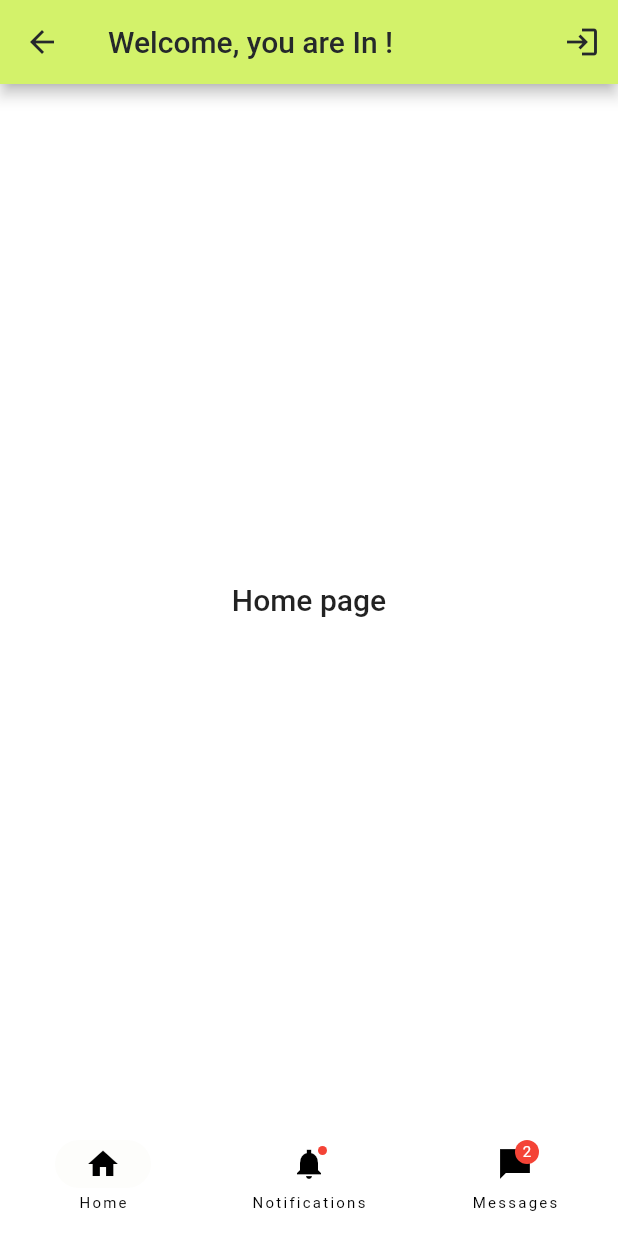
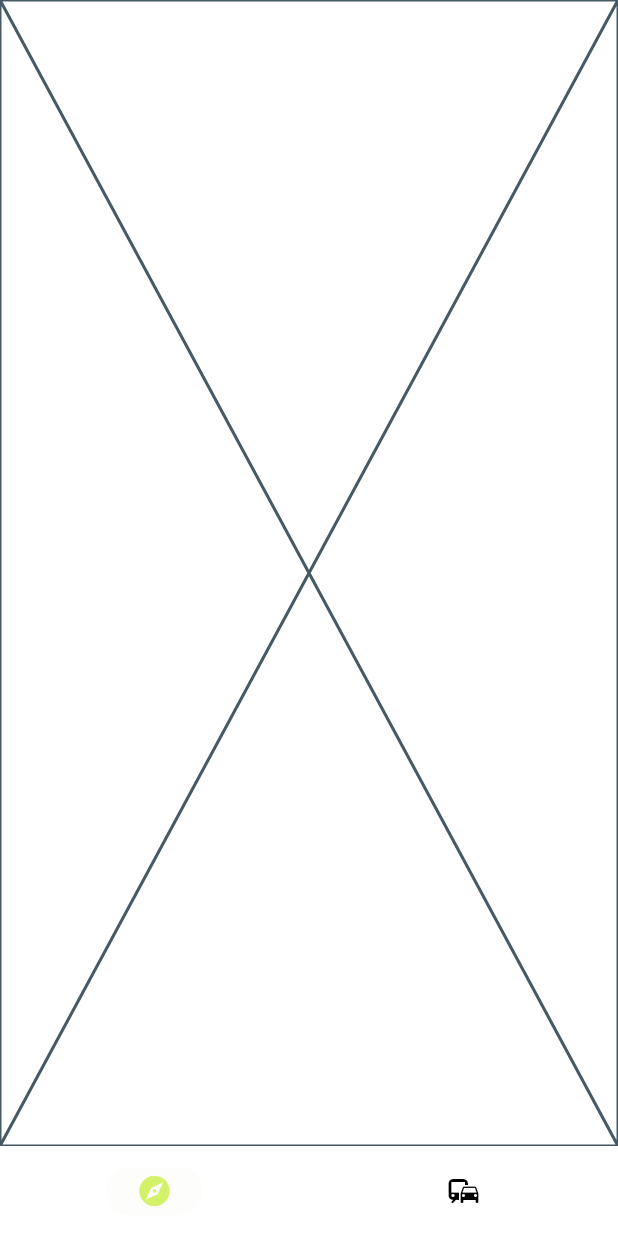
Before and after one commit to SEI4X/lingua_hub, a Flutter app: the MainScreen screen opened directly, on a phone screen of 412 x 824 dp. Run offline on Flutter 3.47's test engine with Material 3 defaults, Android fonts, the light colour scheme and no system bars; our stand-ins replace bloc, cloud_firestore, equatable, firebase_auth, firebase_core, flutter_bloc and 1 more; accounts and stored records are empty; generated files the repository leaves out were written again; statements that could not run were skipped.

Commit message:
Created TabBar

```diff
--- a/lib/screens/main/main_screen.dart
+++ b/lib/screens/main/main_screen.dart
@@ -16,118 +16,58 @@ class _MainScreenState extends State<MainScreen> {
   Widget build(BuildContext context) {
     return Scaffold(
       backgroundColor: Theme.of(context).colorScheme.background,
-      appBar: AppBar(
-        title: const Text('Welcome, you are In !'),
-        actions: [
-          IconButton(
-            onPressed: () {
-              context.read<SignInBloc>().add(const SignOutRequired());
-            },
-            icon: const Icon(Icons.login),
+      // appBar: AppBar(
+      //   title: const Text('Welcome, you are In !'),
+      //   actions: [
+      //     IconButton(
+      //       onPressed: () {
+      //         context.read<SignInBloc>().add(const SignOutRequired());
+      //       },
+      //       icon: const Icon(Icons.login),
+      //     ),
+      //   ],
+      // ),
+      body: [
+        /// Notes page
+        const Placeholder(),
+
+        /// User page
+        Container(
+          color: Colors.red,
+          child: const Placeholder(
+            color: Colors.red,
           ),
-        ],
-      ),
+        ),
+      ][currentPageIndex],
+
+      /// Bottom navigation bar
       bottomNavigationBar: NavigationBar(
+        height: 60,
+        elevation: 3,
+        shadowColor: Theme.of(context).colorScheme.background,
         backgroundColor: Theme.of(context).colorScheme.background,
+        labelBehavior: NavigationDestinationLabelBehavior.alwaysHide,
         onDestinationSelected: (int index) {
           setState(() {
             currentPageIndex = index;
           });
         },
         selectedIndex: currentPageIndex,
-        destinations: const <Widget>[
+        destinations: [
           NavigationDestination(
-            selectedIcon: Icon(Icons.home),
-            icon: Icon(Icons.home_outlined),
-            label: 'Home',
+            selectedIcon: Icon(
+              Icons.explore,
+              color: Theme.of(context).colorScheme.primary,
+            ),
+            icon: const Icon(Icons.explore),
+            label: 'Explore',
           ),
-          NavigationDestination(
-            icon: Badge(child: Icon(Icons.notifications_sharp)),
-            label: 'Notifications',
-          ),
-          NavigationDestination(
-            icon: Badge(
-              label: Text('2'),
-              child: Icon(Icons.messenger_sharp),
-            ),
-            label: 'Messages',
+          const NavigationDestination(
+            icon: Icon(Icons.commute),
+            label: 'Commute',
           ),
         ],
       ),
-      body: [
-        /// Home page
-        Card(
-          shadowColor: Colors.transparent,
-          child: SizedBox.expand(
-            child: Center(
-              child: Text(
-                'Home page',
-                style: Theme.of(context).textTheme.titleLarge,
-              ),
-            ),
-          ),
-        ),
-
-        /// Notifications page
-        const Column(
-          children: <Widget>[
-            Card(
-              child: ListTile(
-                leading: Icon(Icons.notifications_sharp),
-                title: Text('Notification 1'),
-                subtitle: Text('This is a notification'),
-              ),
-            ),
-            Card(
-              child: ListTile(
-                leading: Icon(Icons.notifications_sharp),
-                title: Text('Notification 2'),
-                subtitle: Text('This is a notification'),
-              ),
-            ),
-          ],
-        ),
-
-        /// Messages page
-        ListView.builder(
-          reverse: true,
-          itemCount: 2,
-          itemBuilder: (BuildContext context, int index) {
-            if (index == 0) {
-              return Align(
-                alignment: Alignment.centerRight,
-                child: Container(
-                  margin: const EdgeInsets.all(8.0),
-                  padding: const EdgeInsets.all(8.0),
-                  decoration: BoxDecoration(
-                    color: Theme.of(context).colorScheme.primary,
-                    borderRadius: BorderRadius.circular(8.0),
-                  ),
-                  child: Text(
-                    'Hello',
-                    style: Theme.of(context).textTheme.bodyLarge!.copyWith(
-                        color: Theme.of(context).colorScheme.onPrimary),
-                  ),
-                ),
-              );
-            }
-            return Align(
-              alignment: Alignment.centerLeft,
-              child: Container(
-                margin: const EdgeInsets.all(8.0),
-                padding: const EdgeInsets.all(8.0),
-                decoration: BoxDecoration(
-                  color: Theme.of(context).colorScheme.primary,
-                  borderRadius: BorderRadius.circular(8.0),
-                ),
-                child: const Text(
-                  'Hi!',
-                ),
-              ),
-            );
-          },
-        ),
-      ][currentPageIndex],
     );
   }
 }
```
